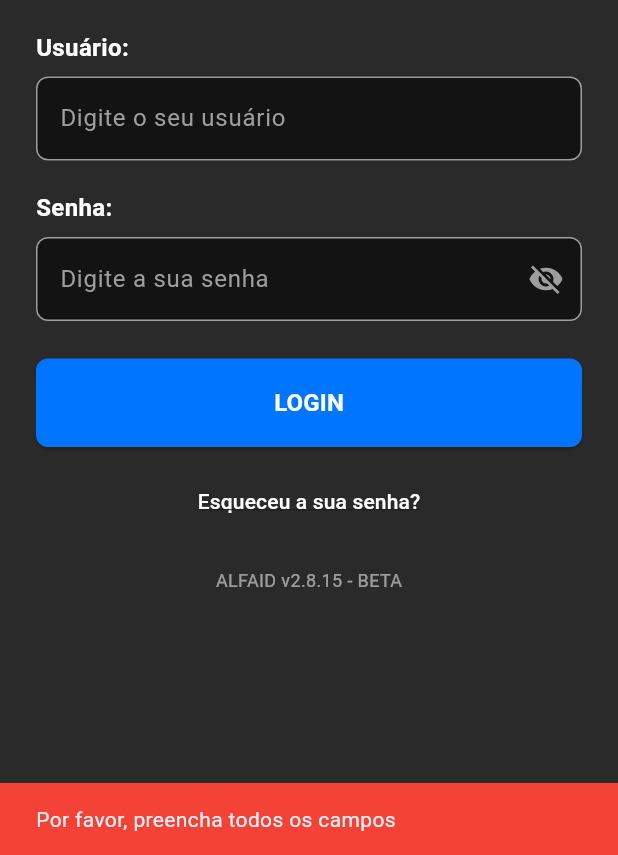
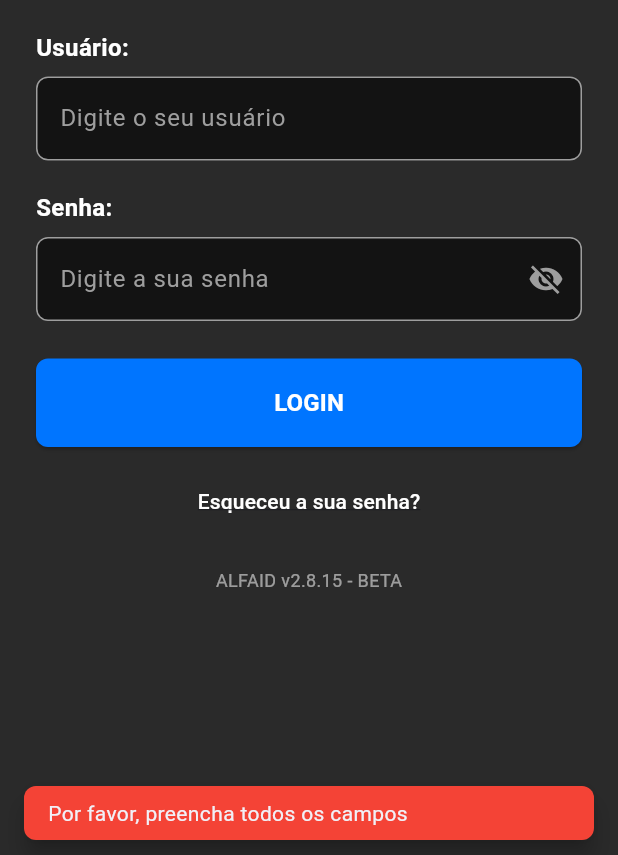
Before and after one commit to mateusbarret0/controlefrotasmobilev1, a Flutter app: the screen it shows after launch, after a tap on "LOGIN", on a phone screen of 412 x 824 dp, the part 381-1236 px from its top. Run offline on Flutter 3.47's test engine with Material 3 defaults, Android fonts, the phone set to English and light mode, and no system bars; our stand-ins replace shared_preferences; missing offline and left inert: mobile_scanner.

Commit message:
fix: toast feedback

```diff
--- a/lib/src/login.dart
+++ b/lib/src/login.dart
@@ -25,9 +25,15 @@ class _LoginState extends State<Login> {
       if (_userController.text.isEmpty || _passwordController.text.isEmpty) {
         print('Campos vazios detectados');
         ScaffoldMessenger.of(context).showSnackBar(
-          const SnackBar(
-            content: Text('Por favor, preencha todos os campos'),
+          SnackBar(
+            content: const Text('Por favor, preencha todos os campos'),
             backgroundColor: Colors.red,
+            behavior: SnackBarBehavior.floating,
+            margin: const EdgeInsets.symmetric(horizontal: 16, vertical: 10),
+            padding: const EdgeInsets.symmetric(horizontal: 16, vertical: 8),
+            shape: RoundedRectangleBorder(
+              borderRadius: BorderRadius.circular(8),
+            ),
           ),
         );
         return;
@@ -46,7 +52,18 @@ class _LoginState extends State<Login> {
         setState(() {
           loginResponseData = response;
         });
-
+        ScaffoldMessenger.of(context).showSnackBar(
+          SnackBar(
+            content: Text(response['message']),
+            backgroundColor: Colors.green,
+            behavior: SnackBarBehavior.floating,
+            margin: const EdgeInsets.symmetric(horizontal: 16, vertical: 10),
+            padding: const EdgeInsets.symmetric(horizontal: 16, vertical: 8),
+            shape: RoundedRectangleBorder(
+              borderRadius: BorderRadius.circular(8),
+            ),
+          ),
+        );
         Navigator.pushReplacement(
           context,
           MaterialPageRoute(
@@ -54,20 +71,30 @@ class _LoginState extends State<Login> {
           ),
         );
       } else {
-        print('Login falhou: ${response['message']}'); // Debug
+        print('Login falhou: ${response['message']}');
         ScaffoldMessenger.of(context).showSnackBar(
           SnackBar(
             content: Text(response['message'] ?? 'Erro ao fazer login'),
             backgroundColor: Colors.red,
+            behavior: SnackBarBehavior.floating,
+            margin: const EdgeInsets.symmetric(horizontal: 16, vertical: 10),
+            padding: const EdgeInsets.symmetric(horizontal: 16, vertical: 8),
+            shape: RoundedRectangleBorder(
+              borderRadius: BorderRadius.circular(8),
+            ),
           ),
         );
       }
     } catch (e) {
-      print('Erro durante o login: $e'); // Debug importante!
+      print('Erro durante o login: $e');
       ScaffoldMessenger.of(context).showSnackBar(
-        const SnackBar(
-          content: Text('Erro ao conectar com o servidor'),
+        SnackBar(
+          content: const Text('Erro ao conectar com o servidor'),
           backgroundColor: Colors.red,
+          behavior: SnackBarBehavior.floating,
+          margin: const EdgeInsets.symmetric(horizontal: 16, vertical: 10),
+          padding: const EdgeInsets.symmetric(horizontal: 16, vertical: 8),
+          shape: RoundedRectangleBorder(borderRadius: BorderRadius.circular(8)),
         ),
       );
     }
```
Also changed, not shown: lib/src/menu.dart (+61 -11 lines).
